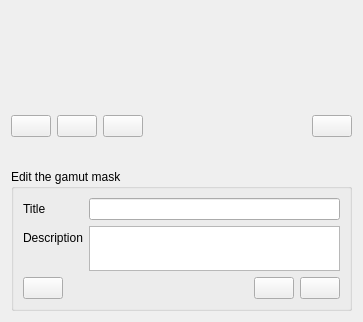
Qt form plugins/dockers/gamutmask/forms/wdgGamutMaskChooser.ui (KDE/krita) before a commit.
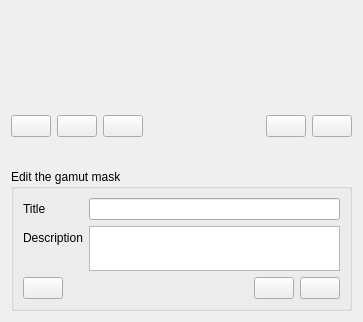
The same form after that commit. Custom widgets are drawn as their Qt base class.

Commit message: GamutMasks: fixes for in-document masks

What changed in the file:
```diff
--- a/plugins/dockers/gamutmask/forms/wdgGamutMaskChooser.ui
+++ b/plugins/dockers/gamutmask/forms/wdgGamutMaskChooser.ui
@@ -85,6 +85,16 @@
         </property>
        </spacer>
       </item>
+      <item>
+       <widget class="QPushButton" name="bnMaskUnlink">
+        <property name="toolTip">
+         <string>Unlink gamut mask from active document</string>
+        </property>
+        <property name="text">
+         <string/>
+        </property>
+       </widget>
+      </item>
       <item>
        <widget class="QPushButton" name="bnMaskDelete">
         <property name="toolTip">
```
The commit also changes 2 other files.
